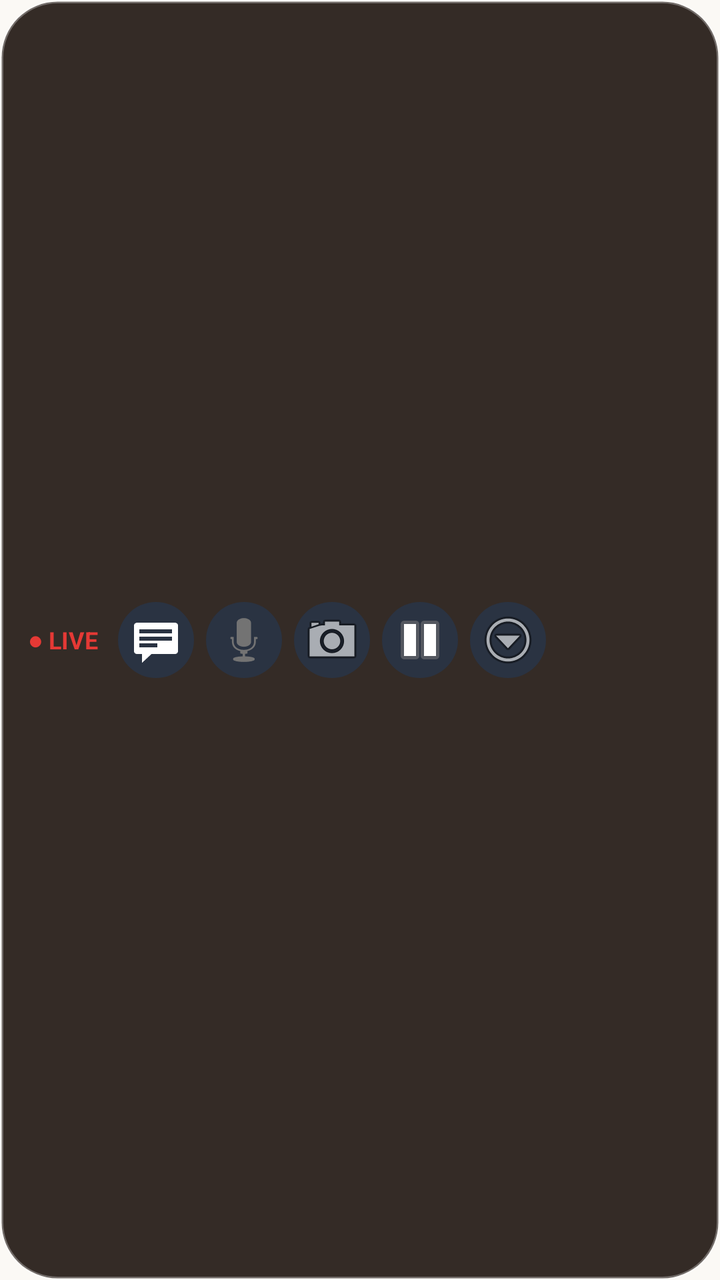
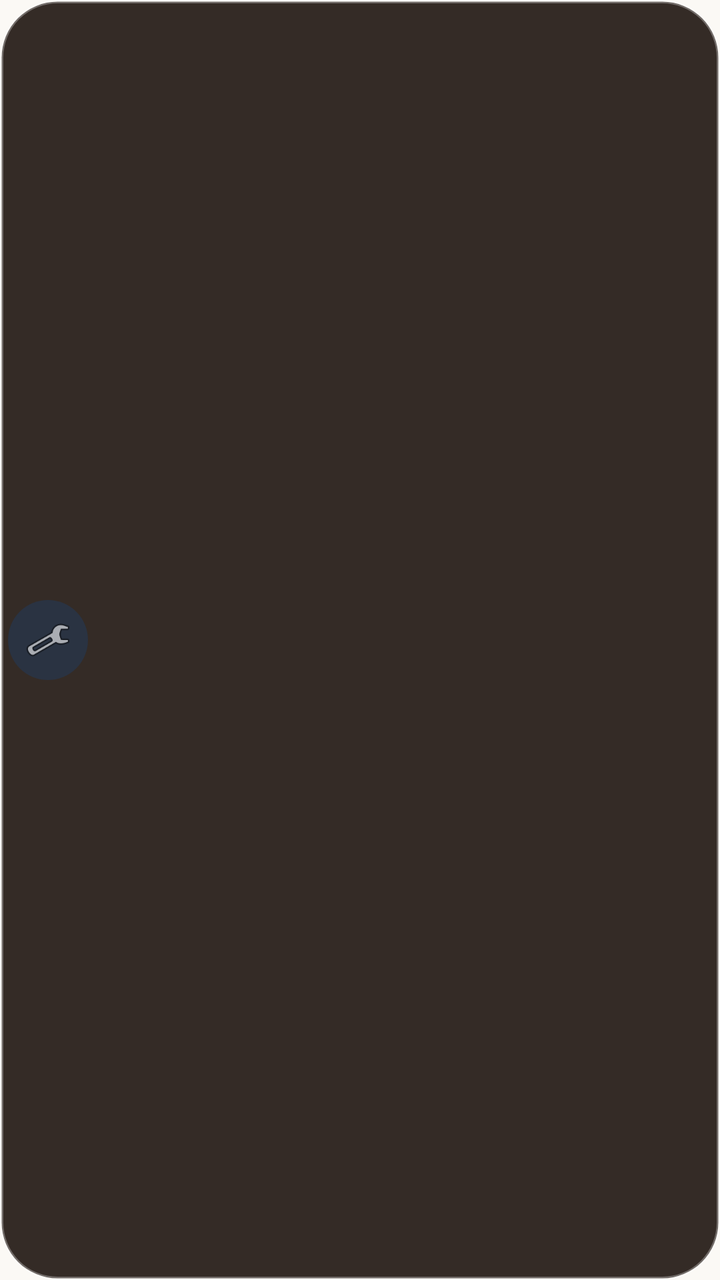

The first picture is an Android layout as it rendered before a commit; the second is the same layout after the commit. The layout source and the unified diff follow.
<!-- AndroidManifest.xml: application theme Theme.FairyLive -->
<!-- res/layout/view_streamer_floating_hud.xml -->
<?xml version="1.0" encoding="utf-8"?>
<LinearLayout xmlns:android="http://schemas.android.com/apk/res/android"
    android:id="@+id/hudRoot"
    android:layout_width="wrap_content"
    android:layout_height="wrap_content"
    android:background="@drawable/bg_streamer_hud_pill"
    android:elevation="12dp"
    android:gravity="center_vertical"
    android:orientation="horizontal">

    
    <TextView
        android:id="@+id/hudLiveStatus"
        android:layout_width="wrap_content"
        android:layout_height="wrap_content"
        android:paddingEnd="10dp"
        android:text="● LIVE"
        android:textColor="#E53935"
        android:textSize="12sp"
        android:textStyle="bold" />

    
    <ImageButton
        android:id="@+id/hudBtnChat"
        android:layout_width="38dp"
        android:layout_height="38dp"
        android:layout_marginEnd="6dp"
        android:background="@drawable/bg_hud_circle_button"
        android:contentDescription="YouTube Live Chat"
        android:src="@android:drawable/stat_notify_chat" />

    
    <ImageButton
        android:id="@+id/hudBtnMic"
        android:layout_width="38dp"
        android:layout_height="38dp"
        android:layout_marginEnd="6dp"
        android:background="@drawable/bg_hud_circle_button"
        android:contentDescription="Mute or Unmute Microphone"
        android:src="@android:drawable/ic_btn_speak_now" />

    
    <ImageButton
        android:id="@+id/hudBtnCamera"
        android:layout_width="38dp"
        android:layout_height="38dp"
        android:layout_marginEnd="6dp"
        android:background="@drawable/bg_hud_circle_button"
        android:contentDescription="Toggle Facecam Camera"
        android:src="@android:drawable/ic_menu_camera" />

    
    <ImageButton
        android:id="@+id/hudBtnPause"
        android:layout_width="38dp"
        android:layout_height="38dp"
        android:layout_marginEnd="6dp"
        android:background="@drawable/bg_hud_circle_button"
        android:contentDescription="Pause or Resume Stream"
        android:src="@android:drawable/ic_media_pause" />

    
    <ImageButton
        android:id="@+id/hudBtnMore"
        android:layout_width="38dp"
        android:layout_height="38dp"
        android:background="@drawable/bg_hud_circle_button"
        android:contentDescription="Creator Options"
        android:src="@android:drawable/ic_menu_more" />

</LinearLayout>
<!-- resources referenced by this layout -->
<resources>
  <!-- drawable bg_hud_circle_button (drawable) -->
  <?xml version="1.0" encoding="utf-8"?>
  <ripple xmlns:android="http://schemas.android.com/apk/res/android"
      android:color="#33FFFFFF">
      <item>
          <shape android:shape="oval">
              <solid android:color="#2A3342" />
              <size android:width="44dp" android:height="44dp" />
          </shape>
      </item>
  </ripple>
  <!-- drawable bg_streamer_hud_pill (drawable) -->
  <?xml version="1.0" encoding="utf-8"?>
  <shape xmlns:android="http://schemas.android.com/apk/res/android"
      android:shape="rectangle">
      <corners android:radius="28dp" />
      <solid android:color="#EB231B15" />
      <stroke
          android:width="1.5dp"
          android:color="#4DFFFFFF" />
      <padding
          android:bottom="6dp"
          android:left="14dp"
          android:right="14dp"
          android:top="6dp" />
  </shape>
  <style name="Theme.FairyLive" parent="Theme.MaterialComponents.Light.NoActionBar">
          <item name="colorPrimary">@color/accent_primary</item>
          <item name="colorPrimaryVariant">@color/accent_primary_variant</item>
          <item name="colorOnPrimary">@color/text_on_dark</item>
  
          <item name="colorSecondary">@color/text_primary</item>
          <item name="colorSecondaryVariant">@color/text_secondary</item>
          <item name="colorOnSecondary">@color/bg_primary</item>
  
          <item name="android:statusBarColor">@color/bg_primary</item>
          <item name="android:windowLightStatusBar" tools:targetApi="m">true</item>
          <item name="android:navigationBarColor">@color/bg_surface</item>
          <item name="android:windowLightNavigationBar" tools:targetApi="o_mr1">true</item>
          <item name="android:windowBackground">@color/bg_primary</item>
  
          <item name="bottomSheetDialogTheme">@style/Theme.FairyLive.BottomSheetDialog</item>
      </style>
  <color name="accent_primary">#7B61FF</color>
  <color name="accent_primary_variant">#6347EB</color>
  <color name="text_on_dark">#FFFFFF</color>
  <color name="text_primary">#231B15</color>
  <color name="text_secondary">#6E6259</color>
  <color name="bg_primary">#FBF9F5</color>
  <color name="bg_surface">#F5EFEB</color>
  <style name="Theme.FairyLive.BottomSheetDialog" parent="ThemeOverlay.MaterialComponents.BottomSheetDialog">
          <item name="android:windowAnimationStyle">@style/DialogAnimation.FairyLive.BottomSheet</item>
          <item name="bottomSheetStyle">@style/FairyBottomSheetStyle</item>
      </style>
  <style name="DialogAnimation.FairyLive.BottomSheet" parent="Animation.Design.BottomSheetDialog">
          <item name="android:windowEnterAnimation">@anim/slide_in_bottom</item>
          <item name="android:windowExitAnimation">@anim/slide_out_bottom</item>
      </style>
  <style name="FairyBottomSheetStyle" parent="Widget.MaterialComponents.BottomSheet.Modal">
          <item name="android:background">@drawable/bg_bottom_sheet</item>
          <item name="behavior_peekHeight">280dp</item>
      </style>
  <!-- drawable bg_bottom_sheet (drawable) -->
  <?xml version="1.0" encoding="utf-8"?>
  <shape xmlns:android="http://schemas.android.com/apk/res/android"
      android:shape="rectangle">
      <solid android:color="@color/bg_surface" />
      <corners
          android:topLeftRadius="@dimen/radius_xl"
          android:topRightRadius="@dimen/radius_xl"
          android:bottomLeftRadius="0dp"
          android:bottomRightRadius="0dp" />
  </shape>
  <dimen name="radius_xl">24dp</dimen>
</resources>

<!-- the commit's change to res/layout/view_streamer_floating_hud.xml (unified diff, before → after) -->
@@ -6,66 +6,90 @@
     android:background="@drawable/bg_streamer_hud_pill"
     android:elevation="12dp"
     android:gravity="center_vertical"
-    android:orientation="horizontal">
-
-    
-    <TextView
-        android:id="@+id/hudLiveStatus"
-        android:layout_width="wrap_content"
-        android:layout_height="wrap_content"
-        android:paddingEnd="10dp"
-        android:text="● LIVE"
-        android:textColor="#E53935"
-        android:textSize="12sp"
-        android:textStyle="bold" />
+    android:orientation="horizontal"
+    android:padding="4dp">
 
     
     <ImageButton
-        android:id="@+id/hudBtnChat"
-        android:layout_width="38dp"
-        android:layout_height="38dp"
-        android:layout_marginEnd="6dp"
+        android:id="@+id/hudBtnToggleCollapse"
+        android:layout_width="40dp"
+        android:layout_height="40dp"
         android:background="@drawable/bg_hud_circle_button"
-        android:contentDescription="YouTube Live Chat"
-        android:src="@android:drawable/stat_notify_chat" />
+        android:contentDescription="Toggle Streamer Controls"
+        android:padding="8dp"
+        android:scaleType="centerInside"
+        android:src="@android:drawable/ic_menu_manage" />
 
     
-    <ImageButton
-        android:id="@+id/hudBtnMic"
-        android:layout_width="38dp"
-        android:layout_height="38dp"
-        android:layout_marginEnd="6dp"
-        android:background="@drawable/bg_hud_circle_button"
-        android:contentDescription="Mute or Unmute Microphone"
-        android:src="@android:drawable/ic_btn_speak_now" />
+    <LinearLayout
+        android:id="@+id/hudExpandedControls"
+        android:layout_width="wrap_content"
+        android:layout_height="wrap_content"
+        android:gravity="center_vertical"
+        android:orientation="horizontal"
+        android:paddingStart="8dp"
+        android:paddingEnd="4dp"
+        android:visibility="gone">
 
-    
-    <ImageButton
-        android:id="@+id/hudBtnCamera"
-        android:layout_width="38dp"
-        android:layout_height="38dp"
-        android:layout_marginEnd="6dp"
-        android:background="@drawable/bg_hud_circle_button"
-        android:contentDescription="Toggle Facecam Camera"
-        android:src="@android:drawable/ic_menu_camera" />
+        
+        <TextView
+            android:id="@+id/hudLiveStatus"
+            android:layout_width="wrap_content"
+            android:layout_height="wrap_content"
+            android:paddingEnd="8dp"
+            android:text="● LIVE"
+            android:textColor="#E53935"
+            android:textSize="12sp"
+            android:textStyle="bold" />
 
-    
-    <ImageButton
-        android:id="@+id/hudBtnPause"
-        android:layout_width="38dp"
-        android:layout_height="38dp"
-        android:layout_marginEnd="6dp"
-        android:background="@drawable/bg_hud_circle_button"
-        android:contentDescription="Pause or Resume Stream"
-        android:src="@android:drawable/ic_media_pause" />
+        
+        <ImageButton
+            android:id="@+id/hudBtnChat"
+            android:layout_width="38dp"
+            android:layout_height="38dp"
+            android:layout_marginEnd="6dp"
+            android:background="@drawable/bg_hud_circle_button"
+            android:contentDescription="YouTube Live Chat"
+            android:src="@android:drawable/stat_notify_chat" />
 
-    
-    <ImageButton
-        android:id="@+id/hudBtnMore"
-        android:layout_width="38dp"
-        android:layout_height="38dp"
-        android:background="@drawable/bg_hud_circle_button"
-        android:contentDescription="Creator Options"
-        android:src="@android:drawable/ic_menu_more" />
+        
+        <ImageButton
+            android:id="@+id/hudBtnMic"
+            android:layout_width="38dp"
+            android:layout_height="38dp"
+            android:layout_marginEnd="6dp"
+            android:background="@drawable/bg_hud_circle_button"
+            android:contentDescription="Mute or Unmute Microphone"
+            android:src="@android:drawable/ic_btn_speak_now" />
+
+        
+        <ImageButton
+            android:id="@+id/hudBtnCamera"
+            android:layout_width="38dp"
+            android:layout_height="38dp"
+            android:layout_marginEnd="6dp"
+            android:background="@drawable/bg_hud_circle_button"
+            android:contentDescription="Toggle Facecam Camera"
+            android:src="@android:drawable/ic_menu_camera" />
+
+        
+        <ImageButton
+            android:id="@+id/hudBtnPause"
+            android:layout_width="38dp"
+            android:layout_height="38dp"
+            android:layout_marginEnd="6dp"
+            android:background="@drawable/bg_hud_circle_button"
+            android:contentDescription="Pause or Resume Stream"
+            android:src="@android:drawable/ic_media_pause" />
+
+        
+        <ImageButton
+            android:id="@+id/hudBtnMore"
+            android:layout_width="38dp"
+            android:layout_height="38dp"
+            android:background="@drawable/bg_hud_circle_button"
+            android:contentDescription="Creator Options"
+            android:src="@android:drawable/ic_menu_more" />
+    </LinearLayout>
 
 </LinearLayout>
